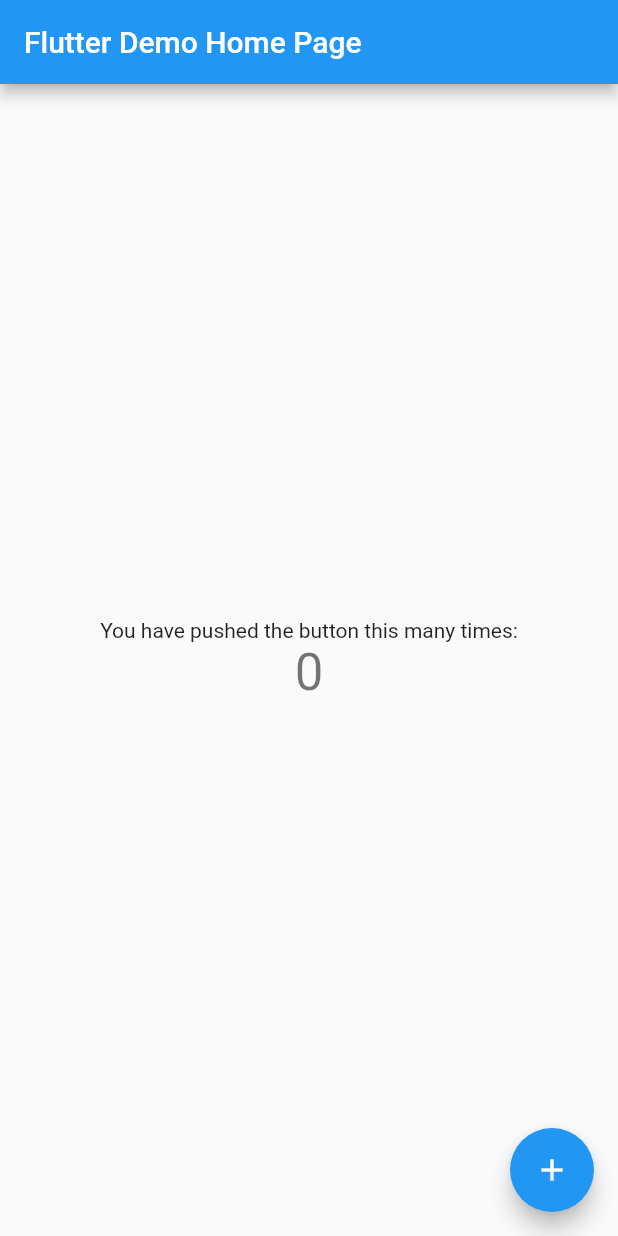
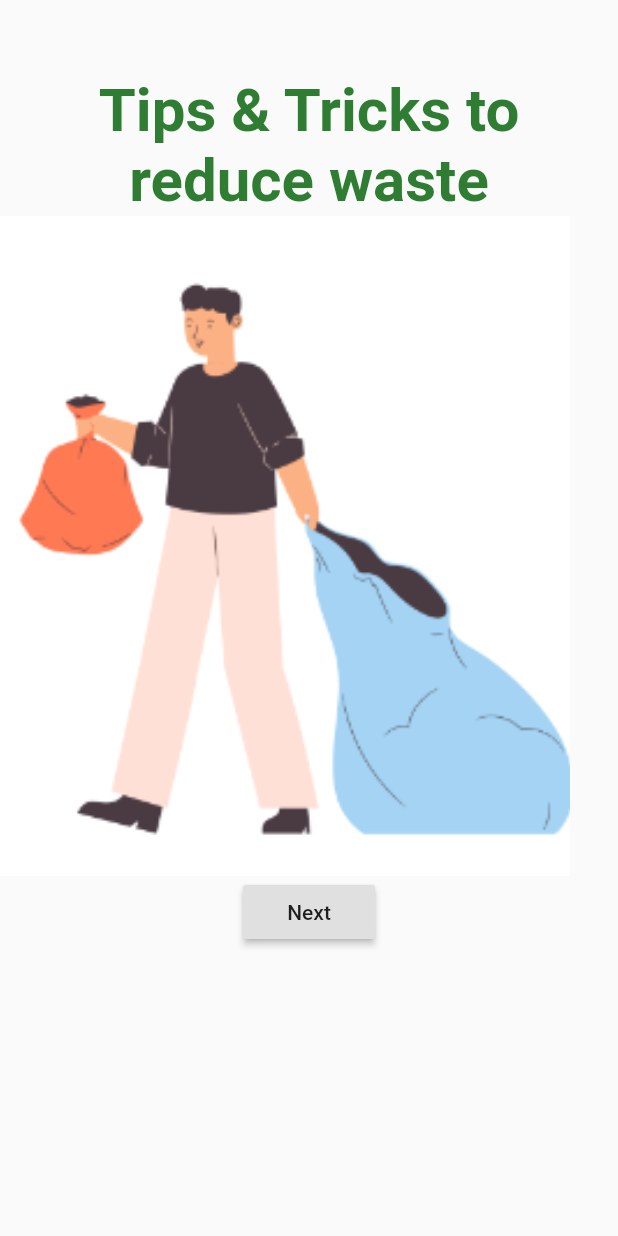
Before and after one commit to abhishekpatelmc/ECOSIA, a Flutter app: the screen it shows after launch, on a phone screen of 412 x 824 dp. Run offline on Flutter 3.47's test engine with Material 2 defaults, Android fonts, the phone set to English and light mode, and no system bars.

Commit message:
added tutorial pages

```diff
--- a/lib/main.dart
+++ b/lib/main.dart
@@ -1,3 +1,4 @@
+/*
 import 'package:flutter/material.dart';
 
 void main() {
@@ -113,3 +114,24 @@ class _MyHomePageState extends State<MyHomePage> {
     );
   }
 }
+
+*/
+
+import 'package:ecosia/tutorial1.dart';
+import 'package:ecosia/tutorial2.dart';
+import 'package:flutter/material.dart';
+
+void main() {
+  runApp(const MyApp());
+}
+
+class MyApp extends StatelessWidget {
+  const MyApp({super.key});
+
+  @override
+  Widget build(BuildContext context) {
+    return MaterialApp(
+      home: Tutorial1(),
+    );
+  }
+}
--- /dev/null
+++ b/lib/tutorial1.dart
@@ -0,0 +1,63 @@
+import 'package:ecosia/tutorial2.dart';
+import 'package:flutter/material.dart';
+
+class Tutorial1 extends StatefulWidget {
+  const Tutorial1({Key? key}) : super(key: key);
+
+  @override
+  State<Tutorial1> createState() => _Tutorial1State();
+}
+
+class _Tutorial1State extends State<Tutorial1> {
+  @override
+  Widget build(BuildContext context) {
+    return Scaffold(
+      // appBar: AppBar(
+      //   title: const Text("Hello! Glad you're here, let's get started"),
+      // ),
+
+      body: Container(
+          margin:  const EdgeInsets.only(top: 50),
+          child: Column(children: [
+            Text("Tips & Tricks to reduce waste",
+              style: TextStyle(
+                  color: Colors.green[800],
+                  fontWeight: FontWeight.bold,
+                  fontSize: 40),textAlign: TextAlign.center,
+            ),
+            Row(
+              children: [
+                Image(
+                  image: AssetImage("assets/Picture9.png"),
+                  height: 440,
+                  width: 380,
+                  fit: BoxFit.cover,
+                ),
+                // buildImageCard(),
+              ],
+            ),
+            RaisedButton(
+                child:Text("Next"),
+                onPressed: (){
+                  Navigator.of(context).push(MaterialPageRoute(builder: (context)=> Tutorial2()));
+                }),],
+          )
+      ),
+    );
+  }
+}
+
+
+Widget buildImageCard() => Card(
+    child:Stack(
+      children: [
+        Ink.image(
+          image: const AssetImage("assets/Picture9.png"),
+          height:440,
+          width: 380,
+          fit:BoxFit.cover,
+
+        )
+      ],
+    )
+);
```
Also changed, not shown: lib/getstarted.dart (added, +59 -0 lines), lib/tutorial2.dart (added, +60 -0 lines), lib/tutorial3.dart (added, +235 -0 lines), pubspec.yaml (+6 -3 lines), assets/Picture10.png (added), assets/Picture11.png (added), assets/Picture13.png (added), assets/Picture9.png (added).
